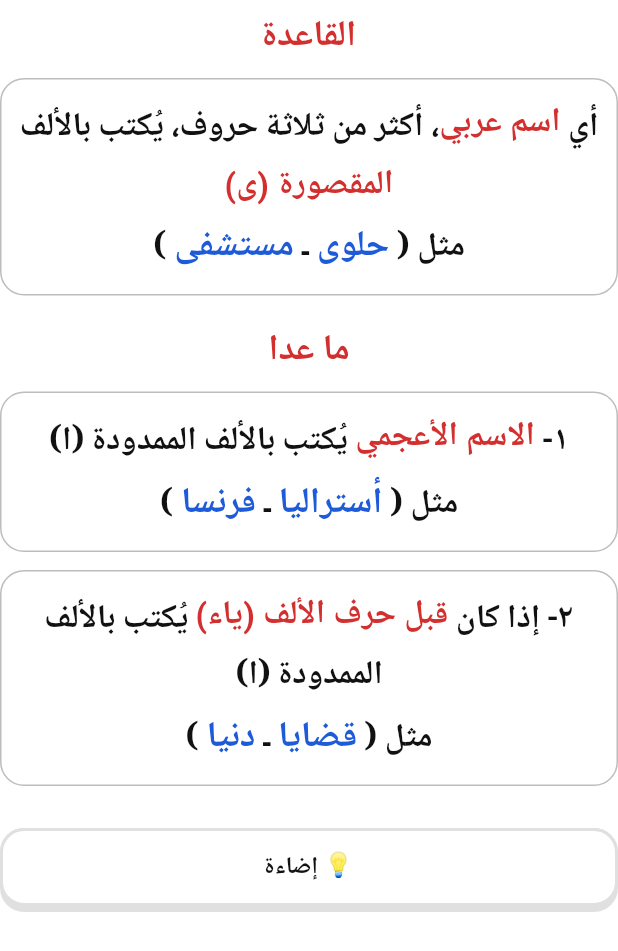
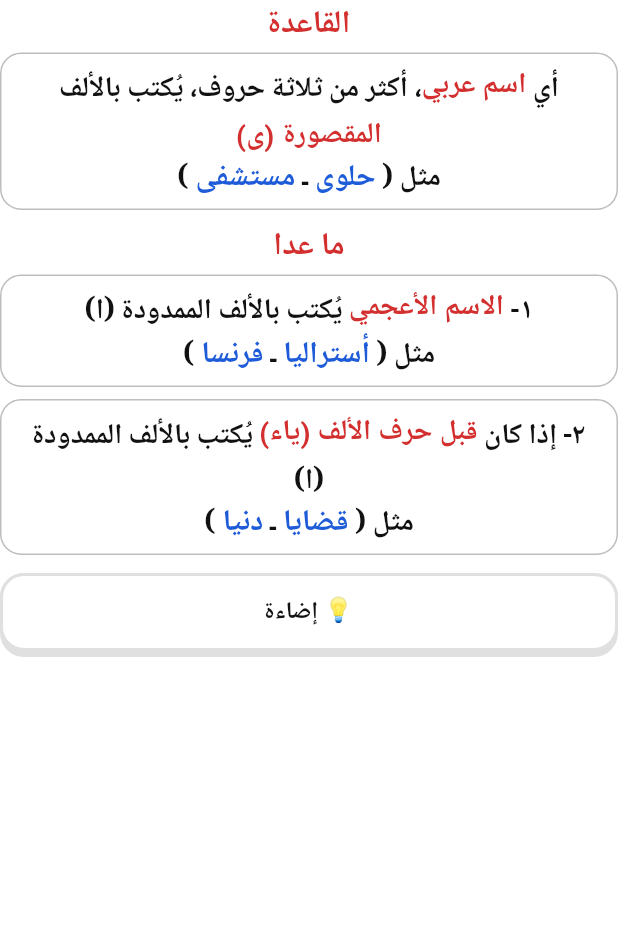
Before and after one commit to alansaria2026/imlaa-app, a Flutter app: the LongNounRule widget shown alone on an empty page, opened directly, on a phone screen of 412 x 824 dp. Shown: the top 951 px of the screen. Run offline on Flutter 3.47's test engine with Material 3 defaults, Android fonts, the phone set to English and light mode, and no system bars; our stand-ins replace audioplayers, flutter_tts, shared_preferences; accounts and stored records are empty.

Commit message:
الألف اللينة: قاعدة الأسماء غير الثلاثية و«إضاءة» داخل الصفحة دون تمرير
Co-Authored-By: Claude Opus 5.5 <noreply@anthropic.com>
Claude-Session: https://claude.ai/code/session_01NCjJhk75mBmpHsBoztLuRr

```diff
--- a/lib/lesson/alif_rule_content.dart
+++ b/lib/lesson/alif_rule_content.dart
@@ -417,7 +417,7 @@ class LongNounRule extends StatelessWidget {
             examples: ['دنيا', 'قضايا'],
           ),
           if (light) ...[
-            const SizedBox(height: 16),
+            const SizedBox(height: 4),
             AppButton(
               key: const ValueKey('alif-light'),
               label: '💡 إضاءة',
@@ -443,11 +443,11 @@ class _CenterHeading extends StatelessWidget {
 
   @override
   Widget build(BuildContext context) => Padding(
-    padding: const EdgeInsets.only(top: 6, bottom: 8),
+    padding: const EdgeInsets.only(top: 2, bottom: 4),
     child: Text(
       text,
       textAlign: TextAlign.center,
-      style: AppTheme.word(24, color: AppColors.al),
+      style: AppTheme.word(21, color: AppColors.al).copyWith(height: 1.4),
     ),
   );
 }
@@ -460,11 +460,11 @@ class _RuleCard extends StatelessWidget {
 
   @override
   Widget build(BuildContext context) => Container(
-    margin: const EdgeInsets.only(bottom: 12),
-    padding: const EdgeInsets.fromLTRB(12, 10, 12, 12),
+    margin: const EdgeInsets.only(bottom: 8),
+    padding: const EdgeInsets.symmetric(horizontal: 8, vertical: 6),
     decoration: BoxDecoration(
       color: AppColors.background,
-      borderRadius: BorderRadius.circular(16),
+      borderRadius: BorderRadius.circular(14),
       border: Border.all(color: AppColors.lineDark),
     ),
     child: Column(
@@ -473,22 +473,26 @@ class _RuleCard extends StatelessWidget {
         Text.rich(
           span,
           textAlign: TextAlign.center,
-          style: AppTheme.word(22).copyWith(height: 1.7),
+          style: AppTheme.word(19).copyWith(height: 1.55),
         ),
-        const SizedBox(height: 4),
         Text.rich(
           TextSpan(
             children: [
               const TextSpan(text: 'مثل ( '),
               for (final (i, w) in examples.indexed) ...[
                 if (i > 0) const TextSpan(text: ' ـ '),
-                _example(context, w, w),
+                _example(
+                  context,
+                  w,
+                  w,
+                  style: _blue.copyWith(fontSize: 20, height: 1.4),
+                ),
               ],
               const TextSpan(text: ' )'),
             ],
           ),
           textAlign: TextAlign.center,
-          style: AppTheme.word(22),
+          style: AppTheme.word(19).copyWith(height: 1.4),
         ),
       ],
     ),
```
Also changed, not shown: 1 other file.
